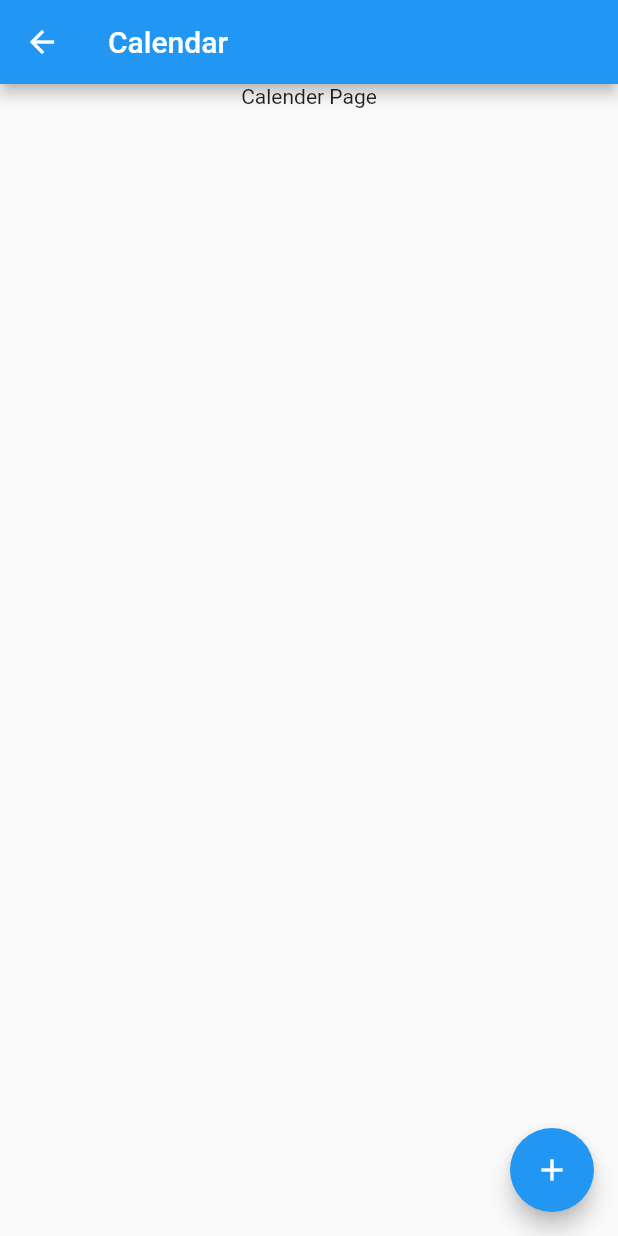
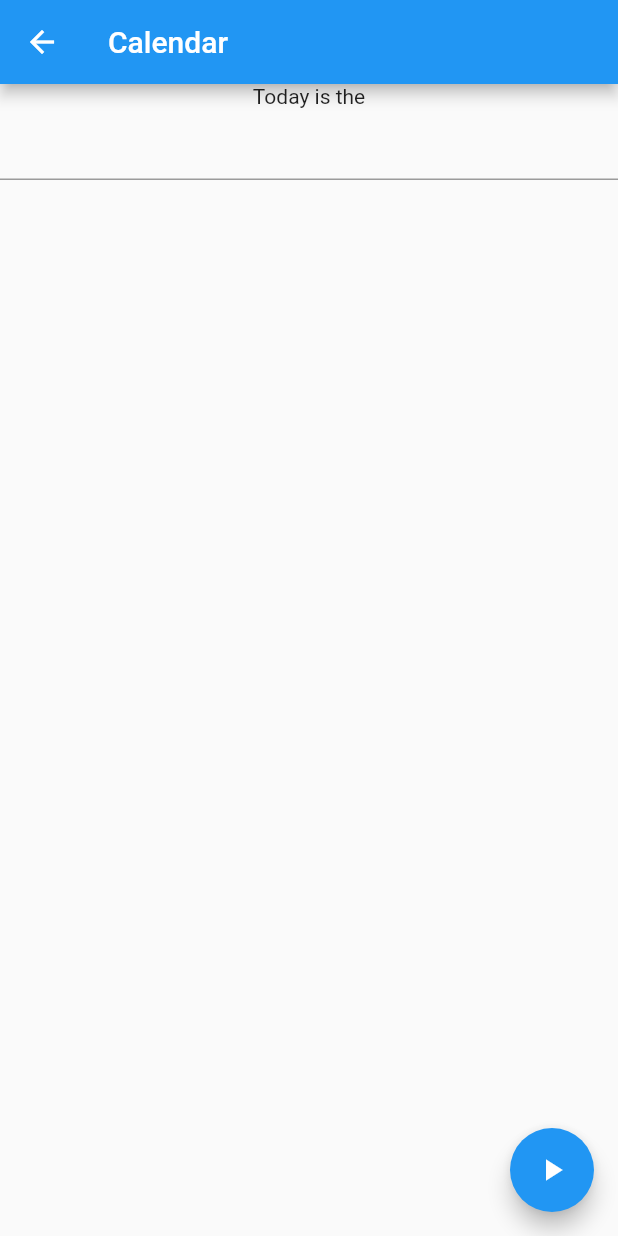
Before and after one commit to RaulSebastian/FlutterHackathonAphasia, a Flutter app: the CalendarPage screen opened directly, on a phone screen of 412 x 824 dp. Run offline on Flutter 3.47's test engine with Material 2 defaults, Android fonts, the phone set to English and light mode, and no system bars; drawn by our look-alikes of datetime_picker_formfield.

Commit message:
inclusive Calendar

```diff
--- a/lib/calendar.dart
+++ b/lib/calendar.dart
@@ -1,6 +1,8 @@
+import 'package:datetime_picker_formfield/datetime_picker_formfield.dart';
 import 'package:flutter/material.dart';
 import 'package:flutter/rendering.dart';
 import 'package:flutter/widgets.dart';
+import 'package:intl/intl.dart';
 
 
 class CalendarPage extends StatefulWidget {
@@ -26,6 +28,7 @@ class CalendarPage extends StatefulWidget {
 
 class CalendarPageState extends State<CalendarPage> {
 
+  DateTime now = DateTime.now();
 
   @override
   Widget build(BuildContext context) {
@@ -41,7 +44,7 @@ class CalendarPageState extends State<CalendarPage> {
         child: Column(
 
           children: <Widget>[
-            Text("Calender Page"),
+            BasicDateField(),
 
           ],
         ),
@@ -49,8 +52,28 @@ class CalendarPageState extends State<CalendarPage> {
       floatingActionButton: FloatingActionButton(
 
         tooltip: 'Increment',
-        child: Icon(Icons.add),
+        child: Icon(Icons.play_arrow),
       ), // This trailing comma makes auto-formatting nicer for build methods.
     );
   }
 }
+
+class BasicDateField extends StatelessWidget {
+  final format = DateFormat("yyyy-MM-dd");
+  @override
+  Widget build(BuildContext context) {
+    return Column(children: <Widget>[
+      Text('Today is the'),
+      DateTimeField(
+        format: format,
+        onShowPicker: (context, currentValue) {
+          return showDatePicker(
+              context: context,
+              firstDate: DateTime(1900),
+              initialDate: currentValue ?? DateTime.now(),
+              lastDate: DateTime(2100));
+        },
+      ),
+    ]);
+  }
+}
--- a/lib/main.dart
+++ b/lib/main.dart
@@ -1,7 +1,6 @@
 import 'package:flutter/material.dart';
 import 'package:flutter_hackathon_aphasia/MainAppBar.dart';
 import 'package:flutter_hackathon_aphasia/calendar.dart';
-import 'package:translator/translator.dart';
 
 void main() => runApp(MyApp());
 
--- a/pubspec.yaml
+++ b/pubspec.yaml
@@ -23,6 +23,7 @@ dependencies:
   # The following adds the Cupertino Icons font to your application.
   # Use with the CupertinoIcons class for iOS style icons.
   cupertino_icons: ^0.1.2
+  datetime_picker_formfield: ^1.0.0
 
 dev_dependencies:
   flutter_test:
```
